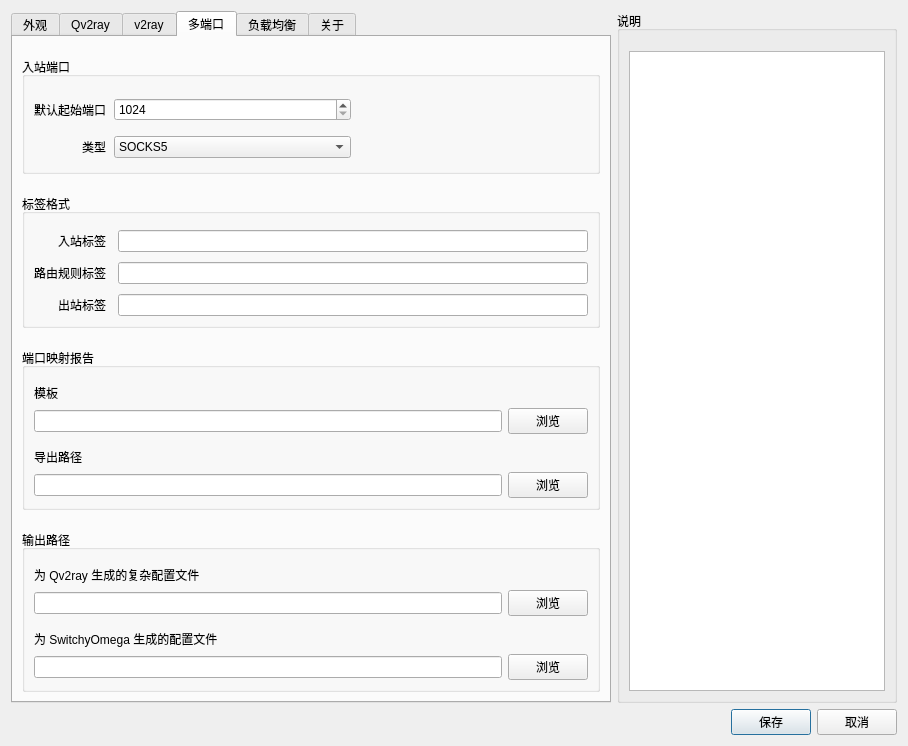
Old version of the form ui/settings.ui in the repository cangyin/PQv2ray.
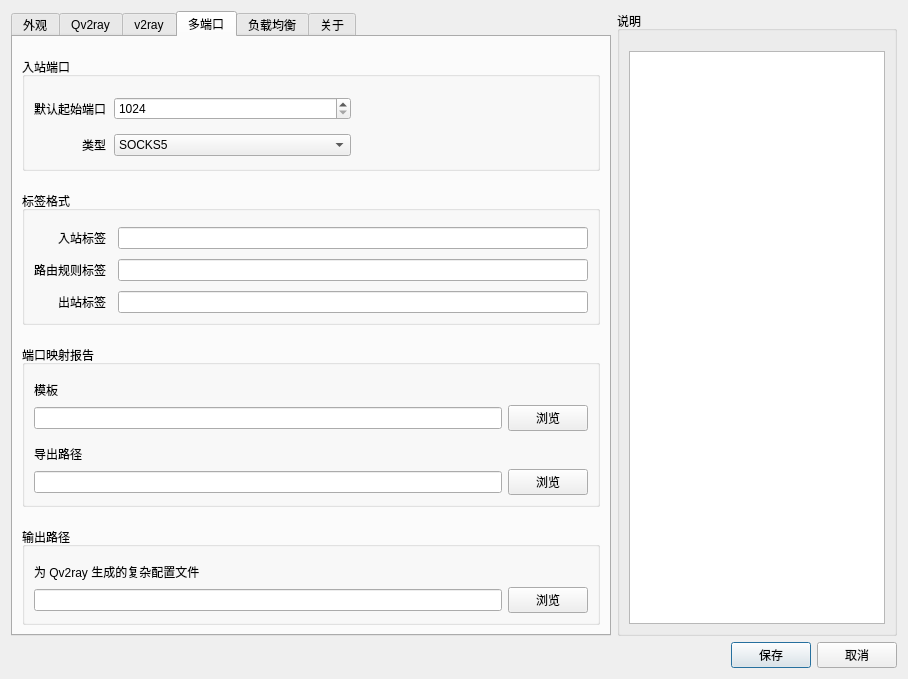
New version of the form. The open tabs and pages were chosen to show the change. Icons and pictures are not drawn.

Commit message: delete lineEdit

What changed in the file:
```diff
--- a/ui/settings.ui
+++ b/ui/settings.ui
@@ -7,7 +7,7 @@
     <x>0</x>
     <y>0</y>
     <width>908</width>
-    <height>746</height>
+    <height>679</height>
    </rect>
   </property>
   <property name="windowTitle">
@@ -442,34 +442,6 @@
           <property name="verticalSpacing">
            <number>14</number>
           </property>
-          <item row="1" column="0">
-           <layout class="QVBoxLayout" name="verticalLayout_6">
-            <property name="spacing">
-             <number>6</number>
-            </property>
-            <item>
-             <widget class="QLabel" name="label_13">
-              <property name="text">
-               <string>为 SwitchyOmega 生成的配置文件</string>
-              </property>
-             </widget>
-            </item>
-            <item>
-             <layout class="QHBoxLayout" name="horizontalLayout_5">
-              <item>
-               <widget class="QLineEdit" name="editSoResultPath"/>
-              </item>
-              <item>
-               <widget class="QPushButton" name="btnBrwsSoResultPath">
-                <property name="text">
-                 <string>浏览</string>
-                </property>
-               </widget>
-              </item>
-             </layout>
-            </item>
-           </layout>
-          </item>
           <item row="0" column="0">
            <layout class="QVBoxLayout" name="verticalLayout_7">
             <property name="spacing">
```
Left out of the diff: 2 changed lines with no effect on the pictures. The commit also changes 1 other file.
